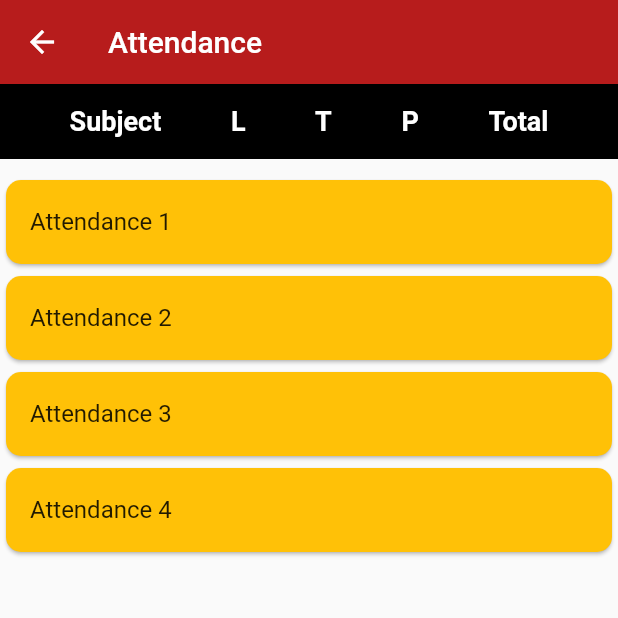
After one commit to dhruvd0/bennett_app, a Flutter app: the AttendancePage screen opened directly, on a phone screen of 412 x 824 dp, the top half of it. The commit adds this screen. Run offline on Flutter 3.47's test engine with Material 2 defaults, Android fonts, the phone set to English and light mode, and no system bars; our stand-ins replace equatable, flutter_riverpod.

Commit message:
Created Basic Attendance Page

```diff
--- /dev/null
+++ b/lib/features/attendance/attendance.dart
@@ -0,0 +1,33 @@
+import 'package:bennett_app/features/attendance/attendance_bar.dart';
+import 'package:bennett_app/features/attendance/headings_bar.dart';
+import 'package:flutter/material.dart';
+
+//Attendance Page, with a heading widget and AttendanceBars widget
+//to showcase attendance for diff subs
+
+//Can change subjects and details to cards for better UI
+class AttendancePage extends StatelessWidget {
+  const AttendancePage({Key? key}) : super(key: key);
+
+  @override
+  Widget build(BuildContext context) {
+    return Scaffold(
+      appBar: AppBar(
+        title: Title(
+          color: Colors.white,
+          child: Text("Attendance"),
+        ),
+        elevation: 0,
+      ),
+      body: Column(
+        children: const [
+          HeadingsBar(),
+          SizedBox(
+            height: 10,
+          ),
+          AttendanceBar()
+        ],
+      ),
+    );
+  }
+}
--- /dev/null
+++ b/lib/features/attendance/attendance_bar.dart
@@ -0,0 +1,35 @@
+import 'package:flutter/material.dart';
+
+//Widget containing List of Subjects and their respective attendances
+class AttendanceBar extends StatefulWidget {
+  const AttendanceBar({Key? key}) : super(key: key);
+
+  @override
+  _AttendanceBarState createState() => _AttendanceBarState();
+}
+
+class _AttendanceBarState extends State<AttendanceBar> {
+  //list that will contain widgets with attendance information
+  final attendanceList = [
+    "Attendance 1",
+    "Attendance 2",
+    "Attendance 3",
+    "Attendance 4"
+  ];
+  @override
+  Widget build(BuildContext context) {
+    return Expanded(
+      child: ListView.builder(
+          itemCount: attendanceList.length,
+          itemBuilder: (context, index) {
+            return Card(
+                color: Colors.amber,
+                shape: RoundedRectangleBorder(
+                    borderRadius: BorderRadius.circular(10)),
+                child: ListTile(
+                  title: Text(attendanceList[index]),
+                ));
+          }),
+    );
+  }
+}
--- /dev/null
+++ b/lib/features/attendance/headings_bar.dart
@@ -0,0 +1,39 @@
+import 'package:flutter/material.dart';
+
+//Widget with headings for the information below them
+class HeadingsBar extends StatelessWidget {
+  const HeadingsBar({Key? key}) : super(key: key);
+
+  final TextStyle styling = const TextStyle(
+      color: Colors.white, fontSize: 18, fontWeight: FontWeight.bold);
+
+  @override
+  Widget build(BuildContext context) {
+    return Container(
+      child: Row(
+        children: [
+          Text(
+            "Subject",
+            style: styling,
+          ),
+          Text(
+            "L",
+            style: styling,
+          ),
+          Text("T", style: styling),
+          Text(
+            "P",
+            style: styling,
+          ),
+          Text(
+            "Total",
+            style: styling,
+          )
+        ],
+        mainAxisAlignment: MainAxisAlignment.spaceEvenly,
+      ),
+      height: 50,
+      color: Colors.black,
+    );
+  }
+}
--- a/lib/features/timetable/timeline.dart
+++ b/lib/features/timetable/timeline.dart
@@ -1,7 +1,7 @@
 import 'package:flutter/material.dart';
 
 ///
-// TODO(rohit0110): Add a description for this widget
+// Based on selected day, will show list of classes
 class TimeLine extends StatefulWidget {
   ///
   const TimeLine({Key? key}) : super(key: key);
@@ -13,7 +13,7 @@ class TimeLine extends StatefulWidget {
 ///
 class TimeLineState extends State<TimeLine> {
   ///
-  // TODO(rohit0110): Add a description for this list, see : https://dart-lang.github.io/linter/lints/public_member_api_docs.html
+  // List that will contain the final information to be displayed on the timetable page, filled with constants for now
   final classList = [
     'Class 1',
     'Class 2',
--- a/lib/features/timetable/timetable.dart
+++ b/lib/features/timetable/timetable.dart
@@ -2,9 +2,9 @@ import 'package:bennett_app/features/timetable/pick_day.dart';
 import 'package:bennett_app/features/timetable/timeline.dart';
 import 'package:flutter/material.dart';
 
-///
+/// Page consisting of 2 widgets.
+/// PickDay to choose the day, TimeLine to display the data for that said day
 class TimeTablePage extends StatelessWidget {
-  ///
   const TimeTablePage({Key? key}) : super(key: key);
 
   @override
--- a/lib/main.dart
+++ b/lib/main.dart
@@ -1,4 +1,5 @@
 import 'package:bennett_app/config/theme/theme.dart';
+import 'package:bennett_app/features/attendance/attendance.dart';
 import 'package:bennett_app/features/homepage/student/widgets/student_homepage.dart';
 import 'package:flutter/material.dart';
 import 'package:flutter_riverpod/flutter_riverpod.dart';
--- a/pubspec.yaml
+++ b/pubspec.yaml
@@ -32,7 +32,7 @@ dependencies:
   flutter:
     sdk: flutter
   provider: ^6.0.2
-  flutter_riverpod: ^2.0.0-dev.3
+  flutter_riverpod: ^1.0.3
 
 dev_dependencies:
   flutter_lints: ^1.0.0
```
Also changed, not shown: lib/features/timetable/pick_day.dart (+3 -5 lines).
